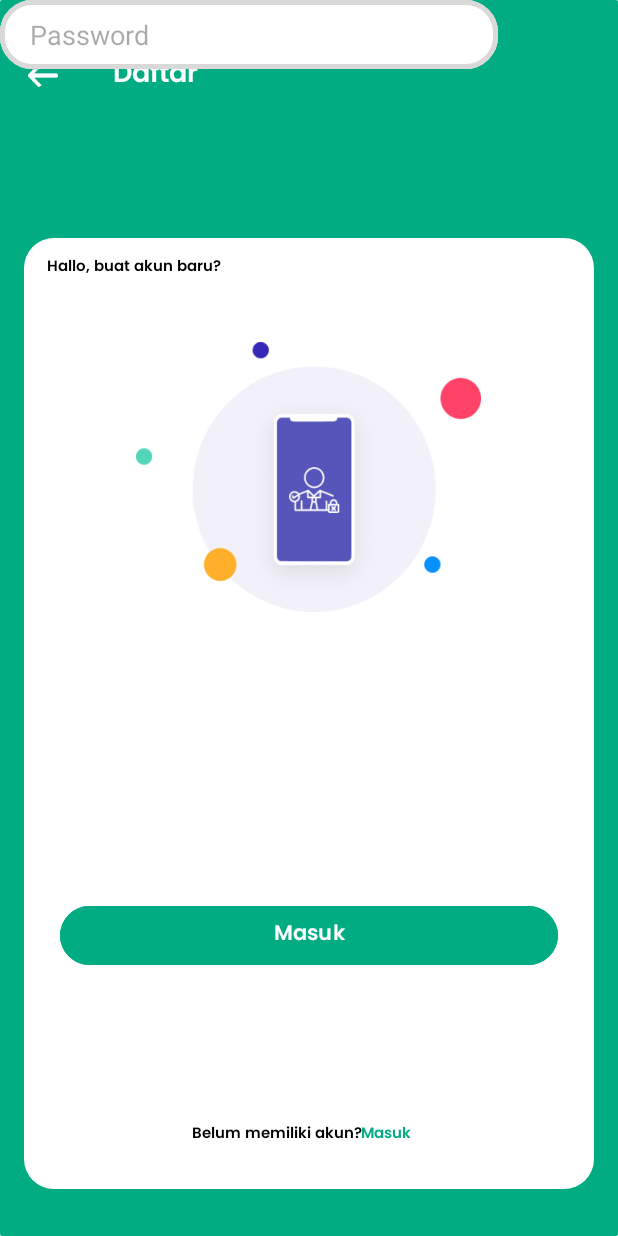
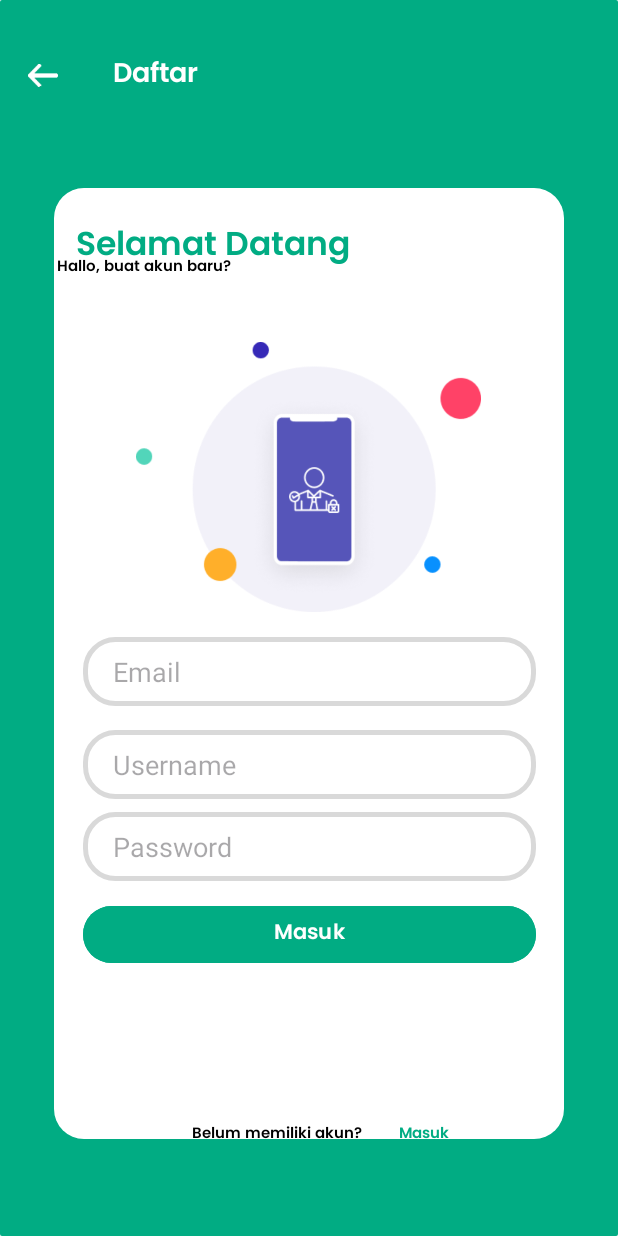
Before and after one commit to GhaerilParel/MobileApeta, an Android app: the register screen opened directly, with no data from a screen before it, on a phone screen of 412 x 824 dp. Run offline under Robolectric (Android 15) with nearby library versions, the phone set to English and light mode, and no system bars; our stand-ins replace Volley.

Commit message:
perbaiki error

```diff
--- a/app/src/main/res/layout/activity_home.xml
+++ b/app/src/main/res/layout/activity_home.xml
@@ -21,8 +21,8 @@
             android:orientation="vertical">
 
             <TextView
-                android:layout_width="350dp"
-                android:layout_height="240dp"
+                android:layout_width="300dp"
+                android:layout_height="200dp"
                 android:layout_marginLeft="30dp"
                 android:layout_marginTop="20dp"
                 android:background="@drawable/tampilan_home" />
@@ -31,7 +31,7 @@
                 android:id="@+id/btn_psn"
                 android:layout_width="wrap_content"
                 android:layout_height="wrap_content"
-                android:layout_marginLeft="130dp"
+                android:layout_marginLeft="100dp"
                 android:layout_marginTop="20dp"
                 android:text="Pesan Sekarang" />
 
@@ -40,7 +40,7 @@
                 android:layout_height="74dp"
                 android:background="@drawable/logo"
                 android:layout_marginTop="60dp"
-                android:layout_marginLeft="170dp"
+                android:layout_marginLeft="140dp"
                 />
 
             <TextView
@@ -50,7 +50,7 @@
                 android:fontFamily="@font/playfair_bold"
                 android:textSize="30sp"
                 android:layout_marginTop="20dp"
-                android:layout_marginLeft="145dp"
+                android:layout_marginLeft="110dp"
                 />
 
             <GridLayout
--- a/app/src/main/res/layout/activity_register.xml
+++ b/app/src/main/res/layout/activity_register.xml
@@ -16,15 +16,15 @@
             app:layout_constraintTop_toTopOf="parent" />
 
         <TextView
-            android:layout_width="380dp"
+            android:id="@+id/textView"
+            android:layout_width="340dp"
             android:layout_height="634dp"
             android:background="@drawable/box2"
             app:layout_constraintBottom_toBottomOf="parent"
             app:layout_constraintEnd_toEndOf="parent"
-            app:layout_constraintHorizontal_bias="0.495"
             app:layout_constraintStart_toStartOf="parent"
             app:layout_constraintTop_toTopOf="parent"
-            app:layout_constraintVertical_bias="0.835" />
+            android:layout_marginTop="60dp" />
 
         <TextView
             android:layout_width="113dp"
@@ -59,12 +59,13 @@
             android:text="Selamat Datang"
             android:textColor="@color/green"
             android:textSize="22sp"
-            app:layout_constraintBottom_toBottomOf="parent"
+            app:layout_constraintBottom_toTopOf="@+id/textView5"
             app:layout_constraintEnd_toEndOf="parent"
-            app:layout_constraintHorizontal_bias="0.163"
             app:layout_constraintStart_toStartOf="parent"
-            app:layout_constraintTop_toTopOf="parent"
-            app:layout_constraintVertical_bias="0.155" />
+            app:layout_constraintTop_toTopOf="@+id/textView"
+            android:layout_marginRight="130dp"
+            android:layout_marginLeft="40dp"
+            android:layout_marginTop="20dp" />
 
         <TextView
             android:layout_width="221dp"
@@ -78,9 +79,11 @@
             app:layout_constraintHorizontal_bias="0.163"
             app:layout_constraintStart_toStartOf="parent"
             app:layout_constraintTop_toTopOf="parent"
-            app:layout_constraintVertical_bias="0.215" />
+            app:layout_constraintVertical_bias="0.215"
+            android:layout_marginLeft="8dp"/>
 
         <TextView
+            android:id="@+id/textView6"
             android:layout_width="230dp"
             android:layout_height="180dp"
             android:layout_marginTop="80dp"
@@ -95,41 +98,50 @@
 
         <EditText
             android:id="@+id/email2"
-            android:layout_width="332dp"
+            android:layout_width="302dp"
             android:layout_height="46dp"
             android:background="@drawable/box3"
             android:hint="Email"
             android:paddingLeft="20dp"
-            tools:ignore="MissingConstraints"
-            tools:layout_editor_absoluteX="39dp"
-            tools:layout_editor_absoluteY="409dp" />
+            app:layout_constraintBottom_toTopOf="@+id/username"
+            app:layout_constraintEnd_toEndOf="parent"
+            app:layout_constraintStart_toStartOf="parent"
+            app:layout_constraintTop_toBottomOf="@+id/textView6" />
 
         <EditText
             android:id="@+id/username"
-            android:layout_width="332dp"
+            android:layout_width="302dp"
             android:layout_height="46dp"
             android:background="@drawable/box3"
             android:hint="Username"
             android:paddingLeft="20dp"
+            app:layout_constraintBottom_toTopOf="@+id/password2"
+            app:layout_constraintEnd_toEndOf="parent"
+            app:layout_constraintStart_toStartOf="parent"
+            app:layout_constraintTop_toBottomOf="@+id/textView6"
             tools:ignore="MissingConstraints"
-            tools:layout_editor_absoluteX="39dp"
-            tools:layout_editor_absoluteY="468dp" />
+            android:layout_marginTop="70dp"
+            />
 
         <EditText
             android:id="@+id/password2"
-            android:layout_width="332dp"
+            android:layout_width="302dp"
             android:layout_height="46dp"
             android:background="@drawable/box3"
             android:hint="Password"
             android:paddingLeft="20dp"
+            app:layout_constraintBottom_toTopOf="@+id/btnsave"
+            app:layout_constraintEnd_toEndOf="parent"
+            app:layout_constraintStart_toStartOf="parent"
+            app:layout_constraintTop_toBottomOf="@+id/textView6"
             tools:ignore="MissingConstraints"
-            tools:layout_editor_absoluteX="39dp"
-            tools:layout_editor_absoluteY="524dp" />
+            android:layout_marginTop="120dp"
+            />
 
         <Button
             android:id="@+id/btnsave"
-            android:layout_width="332dp"
-            android:layout_height="47dp"
+            android:layout_width="302dp"
+            android:layout_height="46dp"
             android:layout_marginTop="600dp"
             android:backgroundTint="@color/green"
             android:fontFamily="@font/poppinssemibold"
@@ -166,6 +178,7 @@
             app:layout_constraintHorizontal_bias="0.857"
             app:layout_constraintStart_toStartOf="parent"
             app:layout_constraintTop_toTopOf="parent"
-            app:layout_constraintVertical_bias="0.933" />
+            app:layout_constraintVertical_bias="0.933"
+            android:paddingLeft="25dp"/>
 
     </androidx.constraintlayout.widget.ConstraintLayout>
--- a/app/src/main/res/layout/activity_splash.xml
+++ b/app/src/main/res/layout/activity_splash.xml
@@ -5,15 +5,6 @@
     android:layout_width="match_parent"
     android:layout_height="match_parent"
     tools:context=".splash">
-
-   <TextView
-       android:layout_width="350dp"
-       android:layout_height="650dp"
-       android:background="@drawable/box"
-       app:layout_constraintBottom_toBottomOf="parent"
-       app:layout_constraintEnd_toEndOf="parent"
-       app:layout_constraintStart_toStartOf="parent"
-       app:layout_constraintTop_toTopOf="parent" />
 
    <TextView
        android:layout_width="250dp"
--- a/app/src/main/res/layout/activity_tampilan_awal.xml
+++ b/app/src/main/res/layout/activity_tampilan_awal.xml
@@ -7,8 +7,8 @@
     tools:context=".tampilan_awal">
 
     <TextView
-        android:layout_width="350dp"
-        android:layout_height="650dp"
+        android:layout_width="334dp"
+        android:layout_height="700dp"
         android:background="@drawable/box"
         app:layout_constraintBottom_toBottomOf="parent"
         app:layout_constraintEnd_toEndOf="parent"
```
